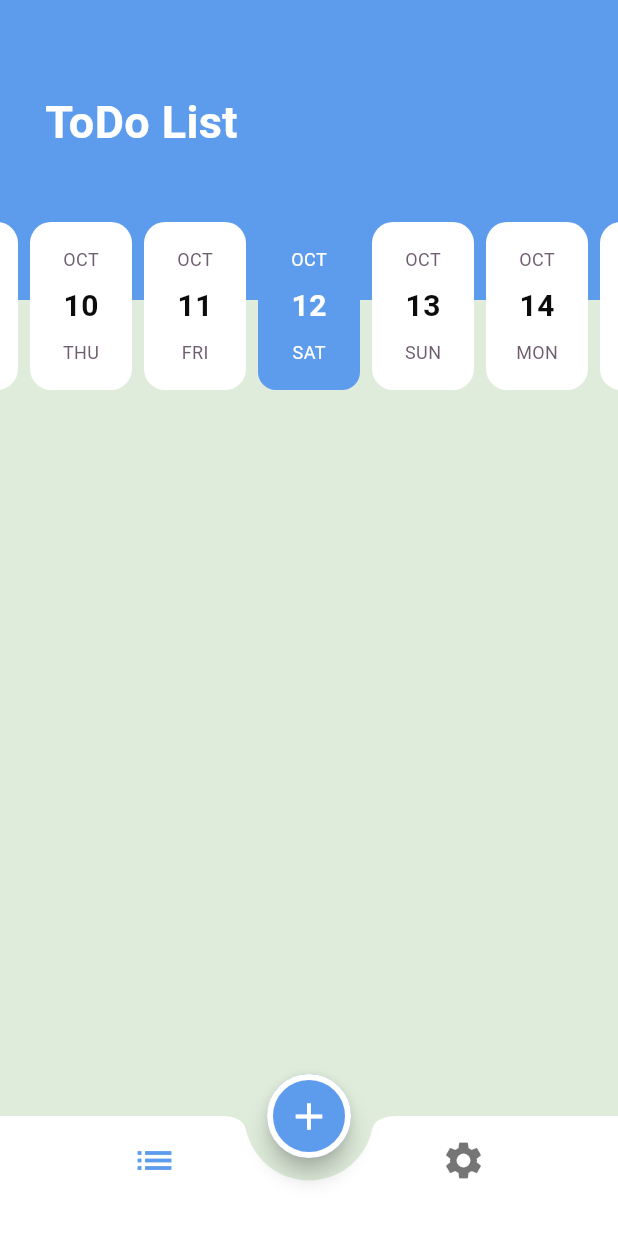
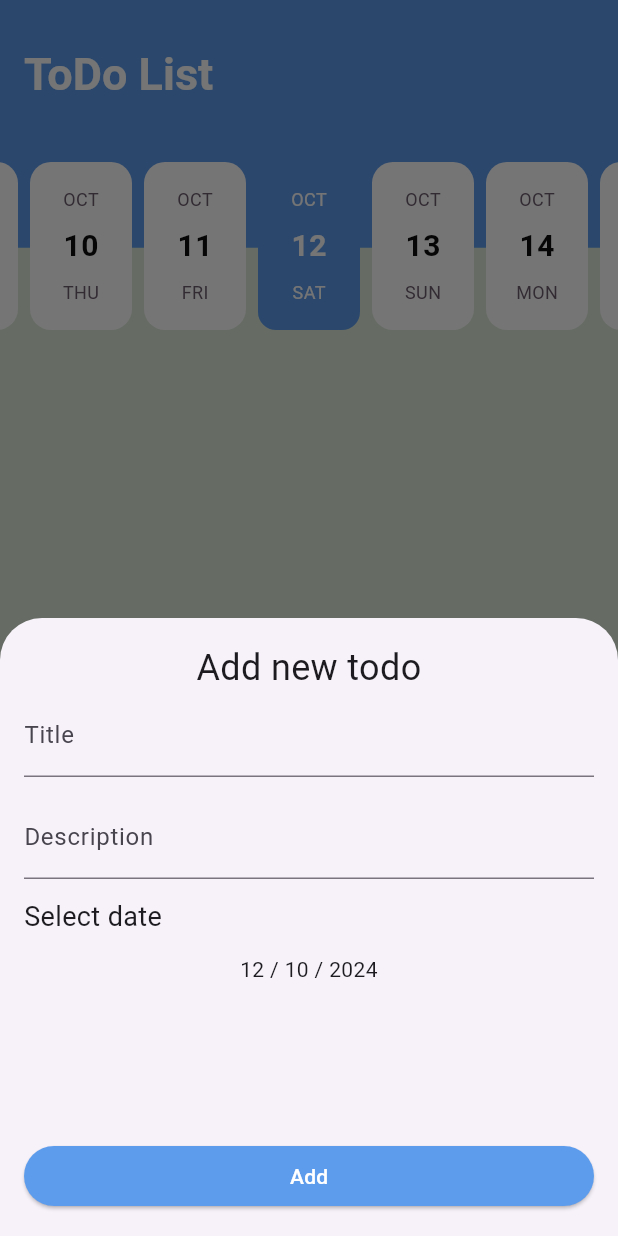
Before and after one commit to A-hmed/todo_c12, a Flutter app: the screen it shows after launch, after a tap on the "add" icon, on a phone screen of 412 x 824 dp. Run offline on Flutter 3.47's test engine with Material 3 defaults, Android fonts, the phone set to English and light mode, and no system bars; drawn by our look-alikes of easy_date_timeline; our stand-ins replace cloud_firestore, firebase_core; accounts and stored records are empty.

Commit message:
Finished add task feature. Finished get all tasks.

```diff
--- a/lib/main.dart
+++ b/lib/main.dart
@@ -1,10 +1,22 @@
+import 'package:cloud_firestore/cloud_firestore.dart';
+import 'package:firebase_core/firebase_core.dart';
 import 'package:flutter/material.dart';
 import 'package:todo_c12/module/splash/splash_screen.dart';
 import 'package:todo_c12/theme/app_theme.dart';
 
 import 'module/layout/layout_screen.dart';
 
-void main() {
+void main() async {
+  WidgetsFlutterBinding.ensureInitialized();
+  await Firebase.initializeApp(
+    options: const FirebaseOptions(apiKey: "AIzaSyD1FvpCzYltFP_ikbOGqlwUnme1CLlPcHA",
+        appId: "1:815227351283:android:6b98187354bcf6eafd0786",
+        messagingSenderId: "",
+        projectId: "todos-c12"),
+  );
+  FirebaseFirestore.instance.settings =
+      const Settings(cacheSizeBytes: Settings.CACHE_SIZE_UNLIMITED);
+  FirebaseFirestore.instance.disableNetwork();
   runApp(const MyApp());
 }
 
--- /dev/null
+++ b/lib/model/todo_dm.dart
@@ -0,0 +1,37 @@
+import 'package:cloud_firestore/cloud_firestore.dart';
+import 'package:todo_c12/module/layout/tabs/list/todo.dart';
+
+class TodoDM {
+  static const String collectionName = "todos";
+  late String id;
+  late String title;
+  late String description;
+  late DateTime date;
+  late bool isDone;
+
+  TodoDM(
+      {required this.id,
+      required this.title,
+      required this.description,
+      required this.date,
+      required this.isDone});
+
+  TodoDM.fromJson(Map<String, dynamic> json) {
+    id = json["id"];
+    title = json["title"];
+    description = json["description"];
+    Timestamp timestamp = json["date"];
+    date = timestamp.toDate();
+    isDone = json["isDone"];
+  }
+
+  Map<String, dynamic> toJson() {
+    return {
+      "id": id,
+      "title": title,
+      "description": description,
+      "date": date,
+      "isDone": isDone
+    };
+  }
+}
--- /dev/null
+++ b/lib/module/add_bottom_sheet/add_bottom_sheet.dart
@@ -0,0 +1,101 @@
+import 'package:cloud_firestore/cloud_firestore.dart';
+import 'package:flutter/material.dart';
+import 'package:todo_c12/model/todo_dm.dart';
+import 'package:todo_c12/utils/extensions/date_time_extensions.dart';
+
+class AddBottomSheet extends StatefulWidget {
+  const AddBottomSheet({super.key});
+
+  @override
+  State<AddBottomSheet> createState() => _AddBottomSheetState();
+}
+
+class _AddBottomSheetState extends State<AddBottomSheet> {
+  DateTime selectedDate = DateTime.now();
+  TextEditingController titleController = TextEditingController();
+  TextEditingController descriptionController = TextEditingController();
+
+  @override
+  Widget build(BuildContext context) {
+    return Container(
+      height: MediaQuery.of(context).size.height * .5,
+      padding: const EdgeInsets.all(16.0),
+      child: Column(
+        crossAxisAlignment: CrossAxisAlignment.stretch,
+        children: [
+          const Text(
+            "Add new todo",
+            textAlign: TextAlign.center,
+            style: TextStyle(fontSize: 24),
+          ),
+           TextField(
+            controller: titleController,
+            decoration: InputDecoration(labelText: "Title"),
+          ),
+          const SizedBox(
+            height: 12,
+          ),
+           TextField(
+            controller: descriptionController,
+            decoration: InputDecoration(labelText: "Description"),
+          ),
+          const SizedBox(
+            height: 12,
+          ),
+          const Text(
+            "Select date",
+            textAlign: TextAlign.start,
+            style: TextStyle(fontSize: 18),
+          ),
+          const SizedBox(
+            height: 12,
+          ),
+          InkWell(
+              onTap: () {
+                showMyDatePicker();
+              },
+              child: Text(
+                 selectedDate.toFormattedDate(),
+                textAlign: TextAlign.center,
+              )),
+          const Spacer(),
+          ElevatedButton(
+              onPressed: () {
+                addTodoToFirestore();
+              },
+              style: ElevatedButton.styleFrom(
+                  backgroundColor: Theme.of(context).primaryColor),
+              child: const Text(
+                "Add",
+                style: TextStyle(color: Colors.white),
+              ))
+        ],
+      ),
+    );
+  }
+
+  void showMyDatePicker() async {
+    selectedDate = (await showDatePicker(
+            context: context,
+            initialDate: selectedDate,
+            firstDate: DateTime.now(),
+            lastDate: DateTime.now().add(const Duration(days: 365)))) ??
+        selectedDate;
+  }
+
+  void addTodoToFirestore() {
+   CollectionReference todosCollection =
+        FirebaseFirestore.instance.collection(TodoDM.collectionName);
+
+   DocumentReference newDocument = todosCollection.doc(); ///Creates an empty document
+
+   TodoDM todoDM = TodoDM(id: newDocument.id,
+       title: titleController.text,
+       description: descriptionController.text,
+       date: selectedDate,
+       isDone: false);
+    newDocument.set(todoDM.toJson());
+    Navigator.pop(context);
+ //  todosCollection.add(todoDM.toJson());
+  }
+}
--- a/lib/module/layout/layout_screen.dart
+++ b/lib/module/layout/layout_screen.dart
@@ -1,37 +1,92 @@
 import 'package:easy_date_timeline/easy_date_timeline.dart';
 import 'package:flutter/material.dart';
+import 'package:todo_c12/module/add_bottom_sheet/add_bottom_sheet.dart';
+import 'package:todo_c12/module/layout/tabs/list/list_tab.dart';
+import 'package:todo_c12/module/layout/tabs/settings/settings_tab.dart';
 
-class LayoutScreen extends StatelessWidget {
+class LayoutScreen extends StatefulWidget {
   static const String routeName = "layout";
   const LayoutScreen({super.key});
 
   @override
+  State<LayoutScreen> createState() => _LayoutScreenState();
+}
+
+class _LayoutScreenState extends State<LayoutScreen> {
+  int currentIndex = 0;
+  List<Widget> tabs = [const ListTab(), const SettingsTab()];
+  @override
   Widget build(BuildContext context) {
     var theme = Theme.of(context);
     return Scaffold(
+      appBar: buildAppBar(),
       extendBody: true,
       floatingActionButtonLocation: FloatingActionButtonLocation.centerDocked,
-      floatingActionButton: FloatingActionButton(
+      floatingActionButton: buildFab(theme),
+      bottomNavigationBar: buildBottomAppBar(),
+      body: tabs[currentIndex],
+    );
+  }
+
+  AppBar buildAppBar() {
+    return AppBar(
+      backgroundColor: Theme.of(context).primaryColor,
+      title: const Text(
+        "ToDo List",
+        style: TextStyle(
+            fontSize: 30,
+            color: Colors.white,
+            fontWeight: FontWeight.bold),
+      ),
+      toolbarHeight: 100,
+    );
+  }
+
+  FloatingActionButton buildFab(ThemeData theme) {
+    return FloatingActionButton(
       shape: OutlineInputBorder(
           borderRadius: BorderRadius.circular(360),
           borderSide: const BorderSide(color: Colors.white, width: 4)),
       backgroundColor: theme.primaryColor,
-        onPressed: () {},
+      onPressed: () {
+        showModalBottomSheet(context: context,
+            isScrollControlled: true,
+            builder: (context){
+          print("MediaQuery.of(context).viewInsets: ${MediaQuery.of(context).viewInsets}");
+          return Builder(
+            builder: (context) {
+              return Padding(
+                padding: MediaQuery.of(context).viewInsets,
+                child: AddBottomSheet(),
+              );
+            }
+          );
+        });
+      },
       child: const Icon(
         Icons.add,
         color: Colors.white,
         size: 30,
       ),
-      ),
-      bottomNavigationBar: BottomAppBar(
+    );
+  }
+
+  BottomAppBar buildBottomAppBar() {
+    return BottomAppBar(
       padding: const EdgeInsets.all(0),
       color: Colors.white,
       notchMargin: 15,
       height: 80,
       shape: const CircularNotchedRectangle(),
       child: BottomNavigationBar(
+        currentIndex: currentIndex,
           elevation: 0,
           backgroundColor: Colors.transparent,
+          onTap: (index) {
+            setState(() {
+              currentIndex = index;
+            });
+          },
           items: const [
             BottomNavigationBarItem(
                 icon: Icon(
@@ -42,47 +97,6 @@ class LayoutScreen extends StatelessWidget {
             BottomNavigationBarItem(
                 icon: Icon(Icons.settings, size: 30), label: ""),
           ]),
-      ),
-      body: Column(
-        children: [
-          Stack(
-            // alignment: const Alignment(0, 2),
-            children: [
-              Container(
-                padding: const EdgeInsets.only(top: 60, left: 30),
-                height: 200,
-                width: double.infinity,
-                decoration: BoxDecoration(color: theme.primaryColor),
-                child: const Text(
-                  "ToDo List",
-                  style: TextStyle(
-                      fontSize: 30,
-                      color: Colors.white,
-                      fontWeight: FontWeight.bold),
-                ),
-              ),
-              Padding(
-                padding: const EdgeInsets.only(top: 140),
-                child: EasyDateTimeLine(
-                  headerProps: const EasyHeaderProps(showHeader: false),
-                  initialDate: DateTime.now(),
-                  onDateChange: (selectedDate) {
-                    //`selectedDate` the new date selected.
-                  },
-                  activeColor: theme.primaryColor,
-                  dayProps: EasyDayProps(
-                      todayHighlightStyle: TodayHighlightStyle.withBackground,
-                      todayHighlightColor: Colors.white,
-                      inactiveDayStyle: DayStyle(
-                          decoration: BoxDecoration(
-                              color: Colors.white,
-                              borderRadius: BorderRadius.circular(14)))),
-                ),
-              ),
-            ],
-          ),
-        ],
-      ),
     );
   }
 }
--- /dev/null
+++ b/lib/module/layout/tabs/list/list_tab.dart
@@ -0,0 +1,102 @@
+import 'package:cloud_firestore/cloud_firestore.dart';
+import 'package:easy_date_timeline/easy_date_timeline.dart';
+import 'package:flutter/material.dart';
+import 'package:todo_c12/model/todo_dm.dart';
+import 'package:todo_c12/module/layout/tabs/list/todo.dart';
+
+class ListTab extends StatefulWidget {
+  const ListTab({super.key});
+
+  @override
+  State<ListTab> createState() => _ListTabState();
+}
+
+class _ListTabState extends State<ListTab> {
+  List<TodoDM> todos = [];
+  DateTime selectedDate = DateTime.now();
+
+  @override
+  Widget build(BuildContext context) {
+    if(todos.isEmpty) {
+      getTodosFromFirestore();
+    }
+    ThemeData theme = Theme.of(context);
+    return Column(
+      children: [
+        buildCalendarBackground(theme, context),
+        Expanded(
+          flex: 82,
+          child: buildTodosList(),
+        )
+      ],
+    );
+  }
+
+  void getTodosFromFirestore() async {
+    CollectionReference todosCollection =
+        FirebaseFirestore.instance.collection(TodoDM.collectionName);
+
+    QuerySnapshot querySnapshot = await todosCollection.orderBy("date").get();
+
+    todos = querySnapshot.docs.map((docSnapshot) {
+      Map<String, dynamic> json = docSnapshot.data() as Map<String, dynamic>;
+      return TodoDM.fromJson(json);
+    }).toList();
+
+    todos = todos.where((todo){
+      return todo.date.day == selectedDate.day && todo.date.month == selectedDate.month &&
+       todo.date.year == selectedDate.year;
+    }).toList();
+
+    // todos.sort((todo1, todo2){
+    //   return todo1.date.compareTo(todo2.date);
+    // });
+    setState(() {});
+  }
+
+  Widget buildTodosList() {
+    return ListView.builder(
+        itemCount: todos.length,
+        itemBuilder: (context, index) {
+          return Todo(item: todos[index]);
+        });
+  }
+
+  Widget buildCalendar(BuildContext context) {
+    return EasyDateTimeLine(
+      headerProps: const EasyHeaderProps(showHeader: false),
+      initialDate: DateTime.now(),
+      onDateChange: (selectedDate) {
+        this.selectedDate = selectedDate;
+        getTodosFromFirestore();
+      },
+      activeColor: Theme.of(context).primaryColor,
+      dayProps: EasyDayProps(
+          todayHighlightStyle: TodayHighlightStyle.withBackground,
+          todayHighlightColor: Colors.white,
+          inactiveDayStyle: DayStyle(
+              decoration: BoxDecoration(
+                  color: Colors.white,
+                  borderRadius: BorderRadius.circular(14)))),
+    );
+  }
+
+  Expanded buildCalendarBackground(ThemeData theme, BuildContext context) {
+    return Expanded(
+        flex: 18,
+        child: Stack(
+          children: [
+            Column(
+              children: [
+                Expanded(
+                    child: Container(
+                  color: theme.primaryColor,
+                )),
+                Spacer(),
+              ],
+            ),
+            buildCalendar(context),
+          ],
+        ));
+  }
+}
--- a/lib/theme/app_theme.dart
+++ b/lib/theme/app_theme.dart
@@ -1,14 +1,22 @@
 import 'package:flutter/material.dart';
 
 abstract class AppTheme {
+  static Color primaryColor = const Color(0xff5D9CEC);
+  static Color darkGray = const Color(0xff200E32);
+
   static ThemeData lightTheme = ThemeData(
     scaffoldBackgroundColor: const Color(0xffDFECDB),
-    primaryColor: const Color(0xff5D9CEC),
-    bottomNavigationBarTheme: const BottomNavigationBarThemeData(
+    primaryColor: primaryColor,
+    bottomNavigationBarTheme: BottomNavigationBarThemeData(
       backgroundColor: Colors.white,
-      selectedItemColor: Color(0xff5D9CEC),
+      selectedItemColor: primaryColor,
       type: BottomNavigationBarType.fixed,
     ),
+    textTheme: TextTheme(
+        titleMedium: TextStyle(
+            color: primaryColor, fontSize: 18, fontWeight: FontWeight.bold),
+        titleSmall: TextStyle(
+            color: darkGray, fontSize: 12, fontWeight: FontWeight.w400)),
   );
   static ThemeData darkTheme = ThemeData(
     scaffoldBackgroundColor: const Color(0xff141922),
--- /dev/null
+++ b/lib/utils/extensions/date_time_extensions.dart
@@ -0,0 +1,5 @@
+extension DateTimeExtensions on DateTime{
+  String toFormattedDate(){
+    return "$day / $month / $year";
+  }
+}
--- a/pubspec.yaml
+++ b/pubspec.yaml
@@ -36,6 +36,8 @@ dependencies:
   # Use with the CupertinoIcons class for iOS style icons.
   cupertino_icons: ^1.0.8
   easy_date_timeline: ^1.1.3
+  firebase_core: ^3.6.0
+  cloud_firestore: ^5.4.4
 
 dev_dependencies:
   flutter_test:
```
Also changed, not shown: lib/module/layout/tabs/list/todo.dart (added, +71 -0 lines), lib/module/layout/tabs/settings/settings_tab.dart (added, +10 -0 lines), pubspec.lock, 3 other files. Lines whose indentation alone changed are shown as unchanged.
